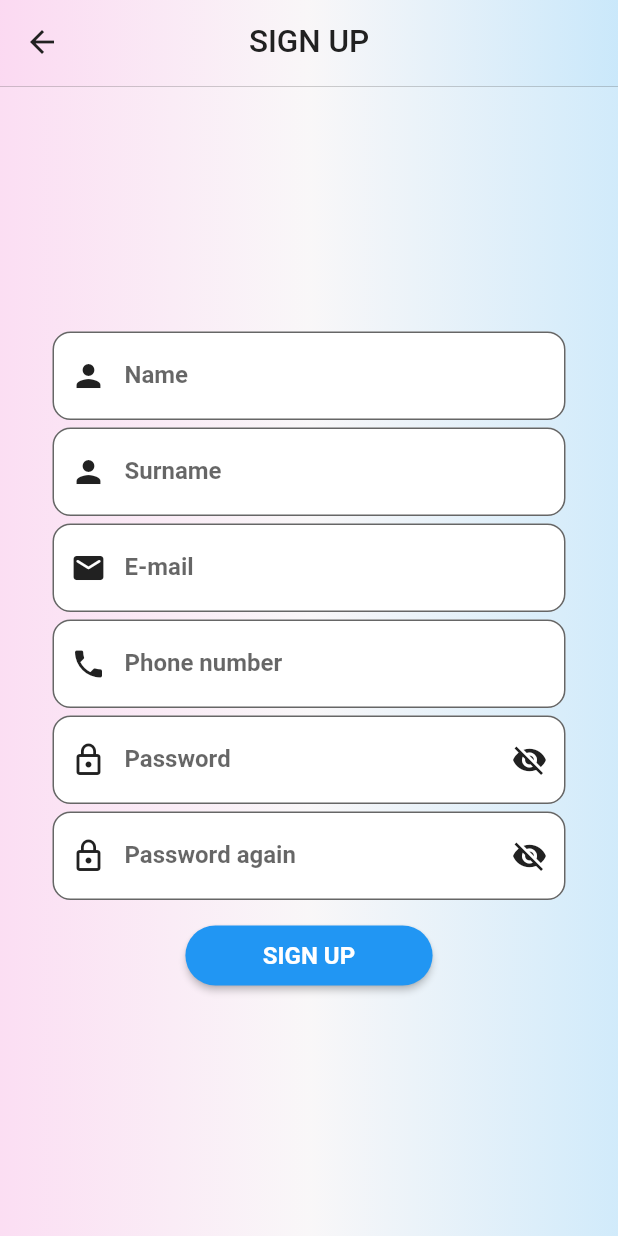
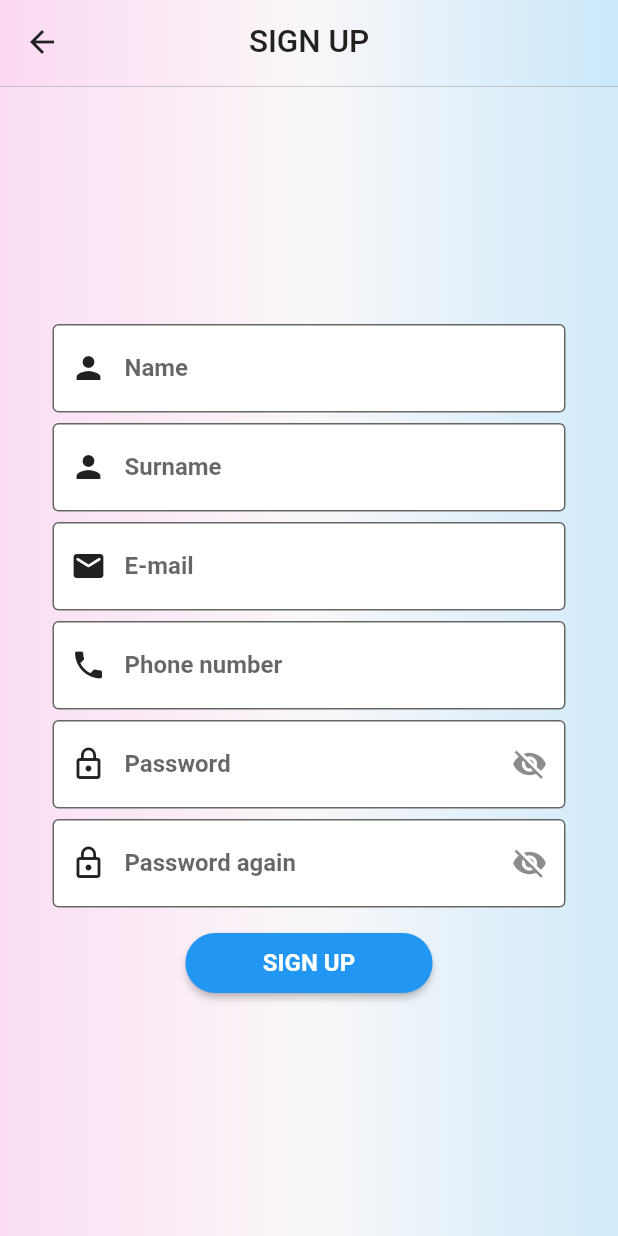
Before and after one commit to GTU-Ghostbusters/shelf_mobil_frontend, a Flutter app: the SignUpPage screen opened directly, on a phone screen of 412 x 824 dp. Run offline on Flutter 3.47's test engine with Material 2 defaults, Android fonts, the light colour scheme and no system bars; our stand-ins replace email_validator, google_nav_bar, image_picker, scroll_snap_list, toggle_switch; missing offline and left inert: wc_form_validators; network calls fail.

Commit message:
Refactored some codes

```diff
--- a/lib/pages/my_info_page.dart
+++ b/lib/pages/my_info_page.dart
@@ -18,6 +18,7 @@ class _MyInfoPageState extends State<MyInfoPage> {
       body: Container(
         padding: const EdgeInsets.all(26),
         decoration: Background().getBackground(),
+        child: Center(
           child: SingleChildScrollView(
             child: Column(
               children: [
@@ -67,7 +68,8 @@ class _MyInfoPageState extends State<MyInfoPage> {
                 ElevatedButton(
                   onPressed: () {},
                   style: ElevatedButton.styleFrom(
-                  fixedSize: Size(MediaQuery.of(context).size.width * 0.4, 40),
+                    fixedSize:
+                        Size(MediaQuery.of(context).size.width * 0.4, 40),
                     shape: RoundedRectangleBorder(
                       borderRadius: BorderRadius.circular(25),
                     ),
@@ -78,6 +80,7 @@ class _MyInfoPageState extends State<MyInfoPage> {
                   ),
                 ),
               ],
+            ),
           ),
         ),
       ),
--- a/lib/pages/signup_page.dart
+++ b/lib/pages/signup_page.dart
@@ -61,14 +61,10 @@ class _SignUpPageState extends State<SignUpPage> {
                         fontWeight: FontWeight.bold,
                       ),
                       hintText: "Please enter name",
-                      border: const OutlineInputBorder(
-                        borderRadius: BorderRadius.all(
-                          Radius.circular(12),
-                        ),
-                      ),
+                      border: const OutlineInputBorder(),
                     ),
                   ),
-                  const SizedBox(height: 5),
+                  const SizedBox(height: 7),
                   TextFormField(
                     validator: (surname) {
                       if (surname!.length < 3) {
@@ -88,14 +84,10 @@ class _SignUpPageState extends State<SignUpPage> {
                         fontWeight: FontWeight.bold,
                       ),
                       hintText: "Please enter surname",
-                      border: const OutlineInputBorder(
-                        borderRadius: BorderRadius.all(
-                          Radius.circular(12),
-                        ),
-                      ),
+                      border: const OutlineInputBorder(),
                     ),
                   ),
-                  const SizedBox(height: 5),
+                  const SizedBox(height: 7),
                   TextFormField(
                     controller: emailController,
                     validator: (email) {
@@ -117,14 +109,10 @@ class _SignUpPageState extends State<SignUpPage> {
                         fontWeight: FontWeight.bold,
                       ),
                       hintText: "Please enter e-mail",
-                      border: const OutlineInputBorder(
-                        borderRadius: BorderRadius.all(
-                          Radius.circular(12),
-                        ),
-                      ),
+                      border: const OutlineInputBorder(),
                     ),
                   ),
-                  const SizedBox(height: 5),
+                  const SizedBox(height: 7),
                   TextFormField(
                     validator: (phoneNumber) {
                       if (phoneNumber!.isEmpty) {
@@ -147,14 +135,10 @@ class _SignUpPageState extends State<SignUpPage> {
                         fontWeight: FontWeight.bold,
                       ),
                       hintText: "Please enter phone number",
-                      border: const OutlineInputBorder(
-                        borderRadius: BorderRadius.all(
-                          Radius.circular(12),
-                        ),
-                      ),
+                      border: const OutlineInputBorder(),
                     ),
                   ),
-                  const SizedBox(height: 5),
+                  const SizedBox(height: 7),
                   TextFormField(
                     validator: Validators.compose(
                       [
@@ -183,10 +167,8 @@ class _SignUpPageState extends State<SignUpPage> {
                           });
                         },
                         icon: _showPassword
-                            ? Icon(Icons.visibility_off,
-                                color: Colors.grey.shade900)
-                            : Icon(Icons.visibility,
-                                color: Colors.grey.shade900),
+                            ? const Icon(Icons.visibility_off)
+                            : const Icon(Icons.visibility),
                       ),
                       labelText: "Password",
                       labelStyle: const TextStyle(
@@ -194,14 +176,10 @@ class _SignUpPageState extends State<SignUpPage> {
                         fontWeight: FontWeight.bold,
                       ),
                       hintText: "Please enter password",
-                      border: const OutlineInputBorder(
-                        borderRadius: BorderRadius.all(
-                          Radius.circular(12),
-                        ),
-                      ),
+                      border: const OutlineInputBorder(),
                     ),
                   ),
-                  const SizedBox(height: 5),
+                  const SizedBox(height: 7),
                   TextFormField(
                     obscureText: _showPassword_1,
                     validator: (value) {
@@ -223,10 +201,8 @@ class _SignUpPageState extends State<SignUpPage> {
                           });
                         },
                         icon: _showPassword_1
-                            ? Icon(Icons.visibility_off,
-                                color: Colors.grey.shade900)
-                            : Icon(Icons.visibility,
-                                color: Colors.grey.shade900),
+                            ? const Icon(Icons.visibility_off)
+                            : const Icon(Icons.visibility),
                       ),
                       labelText: "Password again",
                       labelStyle: const TextStyle(
@@ -234,11 +210,7 @@ class _SignUpPageState extends State<SignUpPage> {
                         fontWeight: FontWeight.bold,
                       ),
                       hintText: "Please enter password again",
-                      border: const OutlineInputBorder(
-                        borderRadius: BorderRadius.all(
-                          Radius.circular(12),
-                        ),
-                      ),
+                      border: const OutlineInputBorder(),
                     ),
                   ),
                   const SizedBox(height: 13),
@@ -325,18 +297,12 @@ class _ConfirmationState extends State<Confirmation> {
                     height: 10,
                   ),
                   Card(
-                    shape: RoundedRectangleBorder(
-                        borderRadius: BorderRadius.circular(12)),
                     child: TextFormField(
                       keyboardType: TextInputType.number,
                       textAlign: TextAlign.center,
                       decoration: const InputDecoration(
                         labelText: "Please enter the code",
-                        border: OutlineInputBorder(
-                          borderRadius: BorderRadius.all(
-                            Radius.circular(12),
-                          ),
-                        ),
+                        border: OutlineInputBorder(),
                       ),
                     ),
                   ),
```
Also changed, not shown: lib/pages/login_page.dart (+26 -60 lines). Lines whose indentation alone changed are shown as unchanged.
